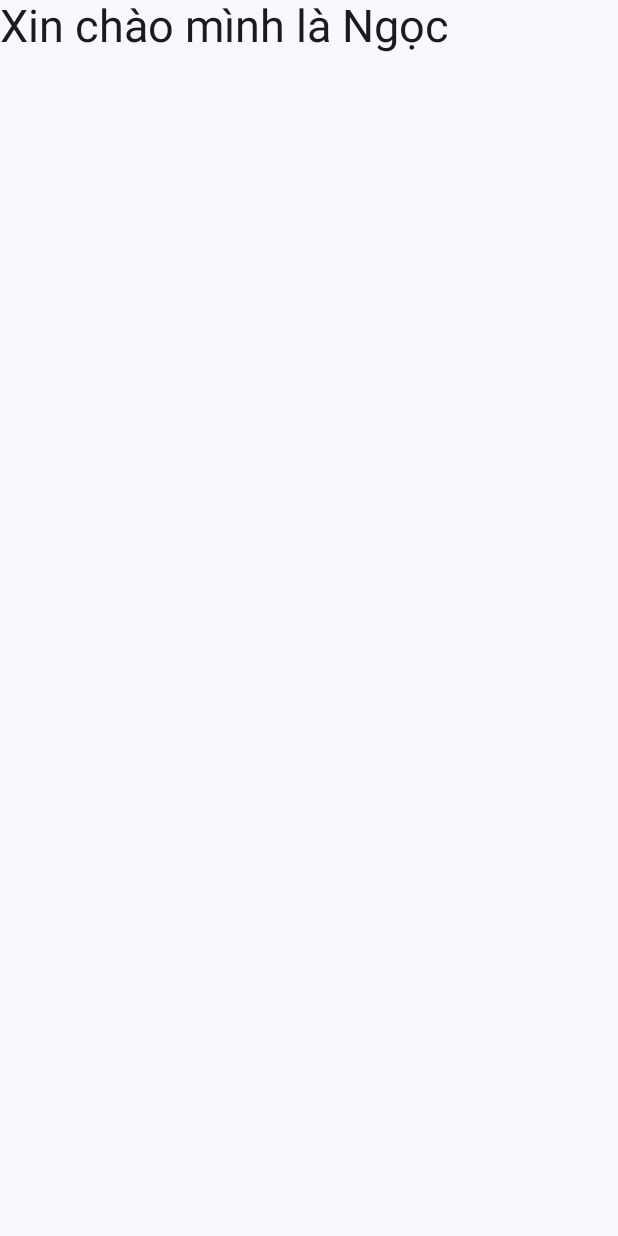
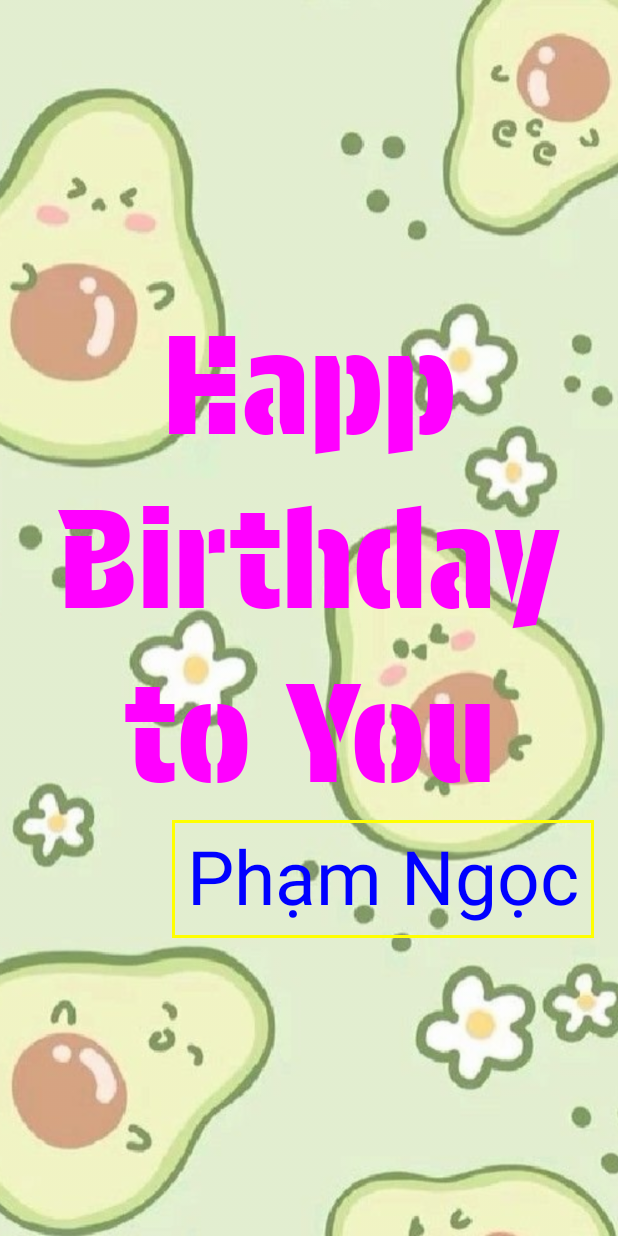
Before and after one commit to PhamNgoc04/Learn-Jetpack-Compose, an Android app built with Jetpack Compose: the screen it shows after launch (MainActivity), on a phone screen of 412 x 824 dp. Run offline under Robolectric (Android 15) with nearby library versions, the light colour scheme and no system bars.

Commit message:
add them

```diff
--- a/app/src/main/java/com/example/app_jectpack/Hello.kt
+++ /dev/null
@@ -1,15 +0,0 @@
-package com.example.app_jectpack
-
-import androidx.compose.foundation.layout.Column
-import androidx.compose.material3.Text
-import androidx.compose.runtime.Composable
-import androidx.compose.ui.text.TextStyle
-import androidx.compose.ui.unit.dp
-import androidx.compose.ui.unit.sp
-
-@Composable
-fun Hello() {
-    Column {
-        Text(text = "Xin chào mình là Ngọc", style = TextStyle(fontSize = 30.sp))
-    }
-}
--- a/app/src/main/java/com/example/app_jectpack/MainActivity.kt
+++ b/app/src/main/java/com/example/app_jectpack/MainActivity.kt
@@ -7,6 +7,7 @@ import androidx.compose.foundation.layout.fillMaxSize
 import androidx.compose.material3.MaterialTheme
 import androidx.compose.material3.Surface
 import androidx.compose.ui.Modifier
+import com.example.app_jectpack.learn_coban.Add_Image
 import com.example.app_jectpack.ui.theme.App_jectpackTheme
 
 class MainActivity : ComponentActivity() {
@@ -19,8 +20,8 @@ class MainActivity : ComponentActivity() {
                     modifier = Modifier.fillMaxSize(),
                     color = MaterialTheme.colorScheme.background
                 ) {
-                    Hello()
-                    //Change 1
+//                    GreetingText()
+                    Add_Image()
                 }
             }
         }
--- /dev/null
+++ b/app/src/main/java/com/example/app_jectpack/learn_coban/Add_Image.kt
@@ -0,0 +1,60 @@
+package com.example.app_jectpack.learn_coban
+
+import androidx.compose.foundation.BorderStroke
+import androidx.compose.foundation.Image
+import androidx.compose.foundation.border
+import androidx.compose.foundation.layout.Box
+import androidx.compose.foundation.layout.Column
+import androidx.compose.foundation.layout.fillMaxSize
+import androidx.compose.foundation.layout.padding
+import androidx.compose.material3.Text
+import androidx.compose.runtime.Composable
+import androidx.compose.ui.Alignment
+import androidx.compose.ui.Modifier
+import androidx.compose.ui.graphics.Color
+import androidx.compose.ui.layout.ContentScale
+import androidx.compose.ui.res.painterResource
+import androidx.compose.ui.res.stringResource
+import androidx.compose.ui.text.font.FontWeight
+import androidx.compose.ui.text.style.TextAlign
+import androidx.compose.ui.tooling.preview.Preview
+import androidx.compose.ui.unit.dp
+import androidx.compose.ui.unit.sp
+import com.example.app_jectpack.R
+import com.example.app_jectpack.ui.theme.App_jectpackTheme
+
+@Composable
+fun Add_Image() {
+    Column {
+        val image1 = painterResource(R.drawable.image_1)
+        val image2 = painterResource(R.drawable.image_2)
+        val image3 = painterResource(R.drawable.image_3)
+        val image4 = painterResource(R.drawable.image_4)
+        val image5 = painterResource(R.drawable.image_5)
+
+        Box() {
+//            Image(painter = image1, contentDescription = null)
+//            Image(painter = image2, contentDescription = null)
+//            Image(painter = image3, contentDescription = null)
+            Image(
+                painter = image5,
+                contentDescription = null,
+                modifier = Modifier
+                    .fillMaxSize(),
+                contentScale = ContentScale.Crop,
+                alpha = 0.8f
+
+            )
+
+            GreetingText()
+        }
+    }
+}
+
+@Preview(showBackground = true, showSystemUi = true)
+@Composable
+fun Add_ImagePreview() {
+    App_jectpackTheme {
+        Add_Image()
+    }
+}
--- /dev/null
+++ b/app/src/main/java/com/example/app_jectpack/learn_coban/GreetingText.kt
@@ -0,0 +1,72 @@
+package com.example.app_jectpack.learn_coban
+
+import androidx.compose.foundation.BorderStroke
+import androidx.compose.foundation.border
+import androidx.compose.foundation.layout.Arrangement
+import androidx.compose.foundation.layout.Column
+import androidx.compose.foundation.layout.fillMaxSize
+import androidx.compose.foundation.layout.padding
+import androidx.compose.material3.Text
+import androidx.compose.runtime.Composable
+import androidx.compose.ui.Alignment
+import androidx.compose.ui.Modifier
+import androidx.compose.ui.graphics.Color
+import androidx.compose.ui.res.stringResource
+import androidx.compose.ui.text.TextStyle
+import androidx.compose.ui.text.font.Font
+import androidx.compose.ui.text.font.FontFamily
+import androidx.compose.ui.text.font.FontWeight
+import androidx.compose.ui.text.style.TextAlign
+import androidx.compose.ui.tooling.preview.Preview
+import androidx.compose.ui.unit.dp
+import androidx.compose.ui.unit.sp
+import com.example.app_jectpack.R
+import com.example.app_jectpack.ui.theme.App_jectpackTheme
+
+@Composable
+fun GreetingText() {
+
+    val poppin_text = FontFamily(
+        Font(R.font.poppin_text, weight = FontWeight.Black)
+    )
+
+    Column(modifier = Modifier
+        .padding(16.dp)
+        .fillMaxSize(),
+        verticalArrangement = Arrangement.Center,
+        horizontalAlignment = Alignment.CenterHorizontally
+    ) {
+        Text(
+            text = stringResource(id = R.string.message),
+            fontSize = 90.sp,
+            lineHeight = 116.sp,
+            textAlign = TextAlign.Center,
+            fontWeight = FontWeight.Bold,
+            fontFamily = poppin_text,
+            color = Color.Magenta,
+//            textDecoration = TextDecoration.Underline
+        )
+        Text(text = stringResource(id = R.string.from),
+            lineHeight = 116.sp,
+            color = Color.Blue,
+            style = custom_1,
+            modifier = Modifier
+                .align(alignment = Alignment.End)
+                .border(BorderStroke(2.dp, Color.Yellow))
+                .padding(10.dp)
+        )
+    }
+}
+
+val custom_1: TextStyle
+    get() = TextStyle(
+        fontSize = 50.sp
+    )
+
+@Preview(showBackground = true, showSystemUi = true)
+@Composable
+fun GreetingTextPreview() {
+    App_jectpackTheme {
+        GreetingText()
+    }
+}
--- a/app/src/main/java/com/example/app_jectpack/ui/theme/Type.kt
+++ b/app/src/main/java/com/example/app_jectpack/ui/theme/Type.kt
@@ -2,6 +2,7 @@ package com.example.app_jectpack.ui.theme
 
 import androidx.compose.material3.Typography
 import androidx.compose.ui.text.TextStyle
+import androidx.compose.ui.text.font.Font
 import androidx.compose.ui.text.font.FontFamily
 import androidx.compose.ui.text.font.FontWeight
 import androidx.compose.ui.unit.sp
--- a/app/src/main/res/values/strings.xml
+++ b/app/src/main/res/values/strings.xml
@@ -1,3 +1,5 @@
 <resources>
     <string name="app_name">app_jectpack</string>
+    <string name="message">Happ Birthday to You</string>
+    <string name="from">Phạm Ngọc</string>
 </resources>
```
Also changed, not shown: app/src/main/res/drawable/image_1.jpg (added), app/src/main/res/drawable/image_2.jpg (added), app/src/main/res/drawable/image_3.jpg (added), app/src/main/res/drawable/image_4.jpg (added), app/src/main/res/drawable/image_5.jpg (added), app/src/main/res/font/poppin_text.ttf (added).
